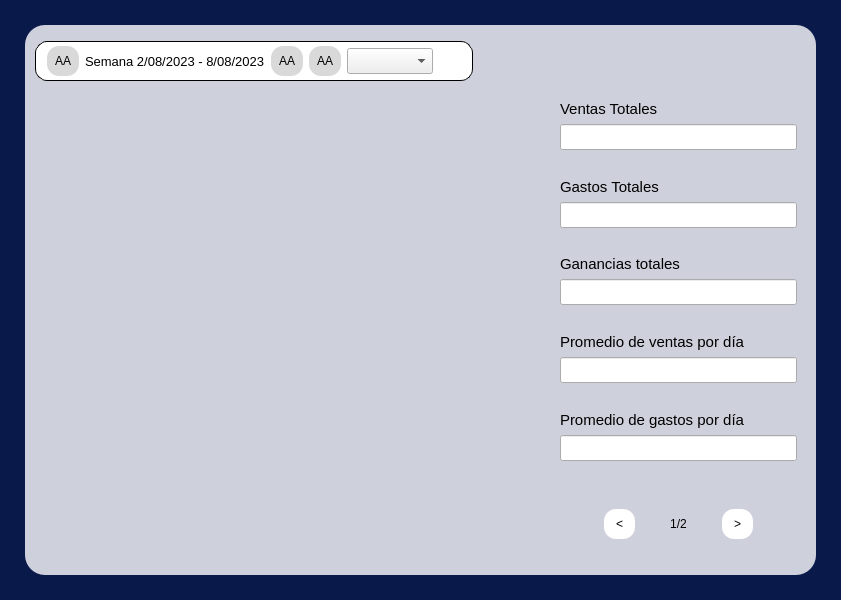
Old version of the form RawInterfaces/Analisis.ui in the repository Ventthos/PollosExpress.
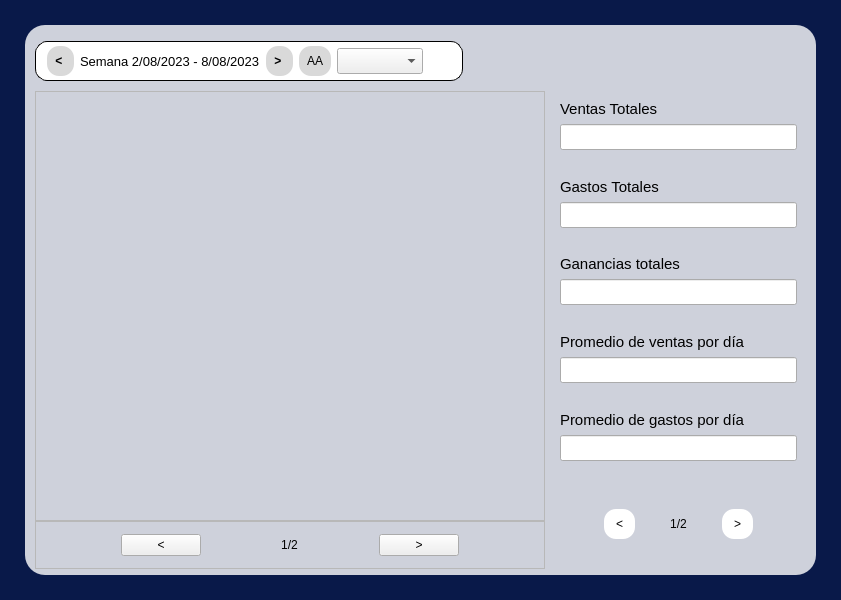
New version of the form.

The edit to the form file:
```diff
--- a/RawInterfaces/Analisis.ui
+++ b/RawInterfaces/Analisis.ui
@@ -124,8 +124,14 @@
                 </property>
                 <item>
                  <widget class="QPushButton" name="buttonRewind">
+                  <property name="font">
+                   <font>
+                    <weight>75</weight>
+                    <bold>true</bold>
+                   </font>
+                  </property>
                   <property name="text">
-                   <string>AA</string>
+                   <string>&lt; </string>
                   </property>
                  </widget>
                 </item>
@@ -143,8 +149,14 @@
                 </item>
                 <item>
                  <widget class="QPushButton" name="buttonFord">
+                  <property name="font">
+                   <font>
+                    <weight>75</weight>
+                    <bold>true</bold>
+                   </font>
+                  </property>
                   <property name="text">
-                   <string>AA</string>
+                   <string>&gt; </string>
                   </property>
                  </widget>
                 </item>
@@ -187,7 +199,117 @@
              </property>
              <item>
               <widget class="QWidget" name="widgetGrafica" native="true">
-               <layout class="QHBoxLayout" name="horizontalLayout_4"/>
+               <layout class="QVBoxLayout" name="verticalLayout_5" stretch="9,1">
+                <property name="spacing">
+                 <number>0</number>
+                </property>
+                <property name="leftMargin">
+                 <number>0</number>
+                </property>
+                <property name="topMargin">
+                 <number>0</number>
+                </property>
+                <property name="rightMargin">
+                 <number>0</number>
+                </property>
+                <property name="bottomMargin">
+                 <number>0</number>
+                </property>
+                <item>
+                 <widget class="QFrame" name="frameGrafica">
+                  <property name="frameShape">
+                   <enum>QFrame::StyledPanel</enum>
+                  </property>
+                  <property name="frameShadow">
+                   <enum>QFrame::Raised</enum>
+                  </property>
+                  <layout class="QHBoxLayout" name="horizontalLayout_5"/>
+                 </widget>
+                </item>
+                <item>
+                 <widget class="QFrame" name="frameBotonesGrafica">
+                  <property name="frameShape">
+                   <enum>QFrame::StyledPanel</enum>
+                  </property>
+                  <property name="frameShadow">
+                   <enum>QFrame::Raised</enum>
+                  </property>
+                  <layout class="QVBoxLayout" name="verticalLayout_13">
+                   <property name="leftMargin">
+                    <number>0</number>
+                   </property>
+                   <property name="topMargin">
+                    <number>0</number>
+                   </property>
+                   <property name="rightMargin">
+                    <number>0</number>
+                   </property>
+                   <property name="bottomMargin">
+                    <number>0</number>
+                   </property>
+                   <item>
+                    <widget class="QWidget" name="contenedorPagina_2" native="true">
+                     <property name="styleSheet">
+                      <string notr="true">#contenedorPagina QPushButton{
+	background-color: white;
+	border: none;
+	padding: 8px 12px;
+	border-radius: 12px;
+}
+
+#contenedorPagina QPushButton:Hover{
+	background-color: #e6e6e6;
+}</string>
+                     </property>
+                     <layout class="QHBoxLayout" name="horizontalLayout_4">
+                      <property name="leftMargin">
+                       <number>0</number>
+                      </property>
+                      <property name="topMargin">
+                       <number>0</number>
+                      </property>
+                      <property name="rightMargin">
+                       <number>0</number>
+                      </property>
+                      <property name="bottomMargin">
+                       <number>0</number>
+                      </property>
+                      <item alignment="Qt::AlignRight">
+                       <widget class="QPushButton" name="pushButtonGraf_L">
+                        <property name="text">
+                         <string>&lt;</string>
+                        </property>
+                       </widget>
+                      </item>
+                      <item alignment="Qt::AlignHCenter">
+                       <widget class="QLabel" name="labelPaginaDatos_Graf">
+                        <property name="font">
+                         <font>
+                          <pointsize>9</pointsize>
+                         </font>
+                        </property>
+                        <property name="text">
+                         <string>1/2</string>
+                        </property>
+                        <property name="alignment">
+                         <set>Qt::AlignCenter</set>
+                        </property>
+                       </widget>
+                      </item>
+                      <item alignment="Qt::AlignLeft">
+                       <widget class="QPushButton" name="pushButtonGraf_R">
+                        <property name="text">
+                         <string>&gt;</string>
+                        </property>
+                       </widget>
+                      </item>
+                     </layout>
+                    </widget>
+                   </item>
+                  </layout>
+                 </widget>
+                </item>
+               </layout>
               </widget>
              </item>
              <item>
```
Left out of the diff: 6 changed lines with no effect on the pictures.
